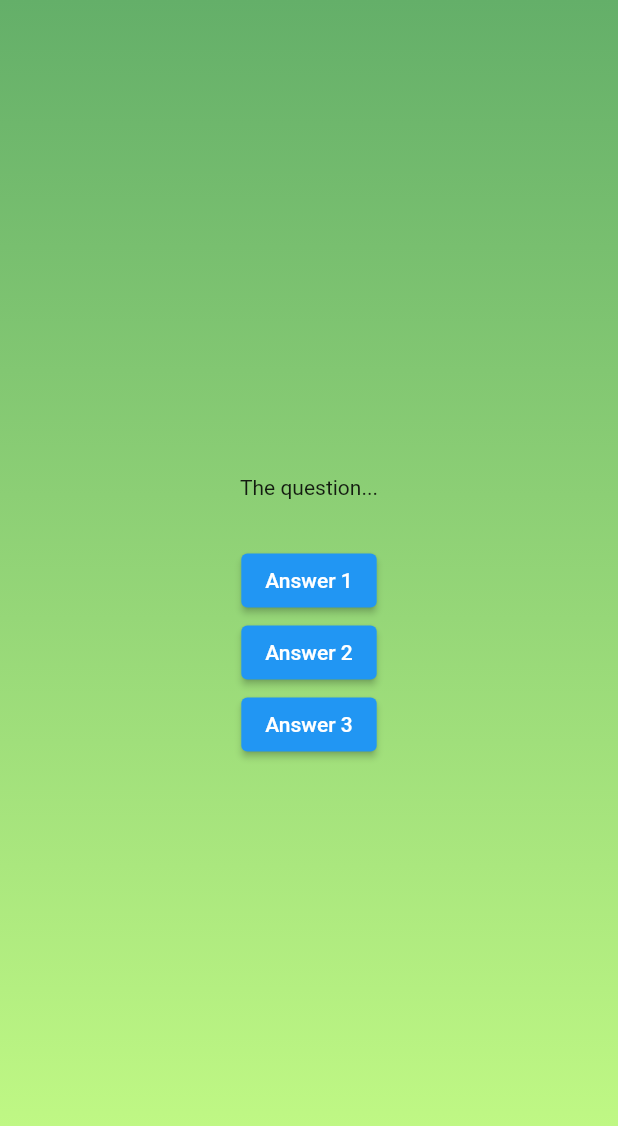
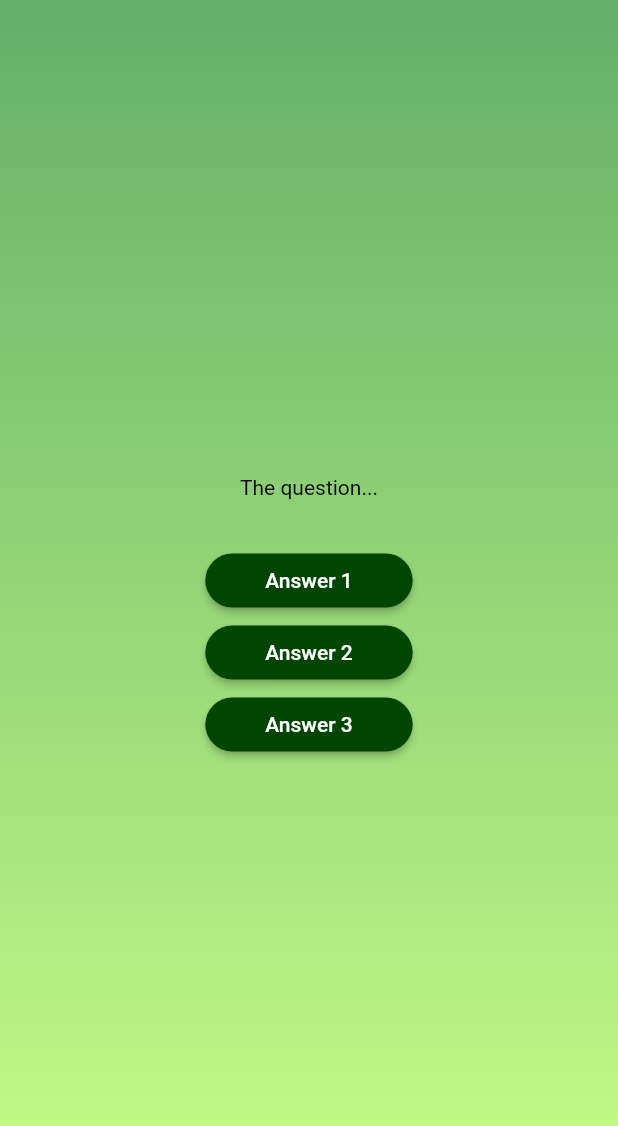
Before and after one commit to Chloe-R-Rowley/quiz_app, a Flutter app: the screen it shows after launch, after a tap on "Start Quiz", on a phone screen of 412 x 824 dp. Shown: the top 1126 px of the screen. Run offline on Flutter 3.47's test engine with Material 2 defaults, Android fonts, the phone set to English and light mode, and no system bars.

Commit message:
added button style

```diff
--- /dev/null
+++ b/lib/answer_button.dart
@@ -0,0 +1,28 @@
+import 'package:flutter/material.dart';
+
+class AnswerButton extends StatelessWidget {
+  const AnswerButton({
+    super.key,
+    required this.answerText,
+    required this.onTap,
+  });
+
+  final String answerText;
+  final void Function() onTap;
+  @override
+  Widget build(BuildContext context) {
+    // TODO: implement build
+    return ElevatedButton(
+      onPressed: onTap,
+      style: ElevatedButton.styleFrom(
+        padding: const EdgeInsets.symmetric(vertical: 10, horizontal: 40),
+        backgroundColor: const Color.fromARGB(255, 0, 70, 2),
+        foregroundColor: Colors.white,
+        shape: RoundedRectangleBorder(
+          borderRadius: BorderRadius.circular(40),
+        ),
+      ),
+      child: Text(answerText),
+    );
+  }
+}
--- a/lib/questions_screen.dart
+++ b/lib/questions_screen.dart
@@ -1,4 +1,5 @@
 import 'package:flutter/material.dart';
+import 'package:quiz_app/answer_button.dart';
 
 class QuestionsScreen extends StatefulWidget {
   const QuestionsScreen({super.key});
@@ -18,19 +19,22 @@ class _QuestionsScreen extends State<QuestionsScreen> {
       child: Column(
         mainAxisAlignment: MainAxisAlignment.center,
         children: [
-          const Text('The question...'),
+          const Text(
+            'The question...',
+            style: TextStyle(color: Colors.black),
+          ),
           const SizedBox(height: 30),
-          ElevatedButton(
-            onPressed: () {},
-            child: const Text('Answer 1'),
+          AnswerButton(
+            answerText: 'Answer 1',
+            onTap: () {},
           ),
-          ElevatedButton(
-            onPressed: () {},
-            child: const Text('Answer 2'),
+          AnswerButton(
+            answerText: 'Answer 2',
+            onTap: () {},
           ),
-          ElevatedButton(
-            onPressed: () {},
-            child: const Text('Answer 3'),
+          AnswerButton(
+            answerText: 'Answer 3',
+            onTap: () {},
           ),
         ],
       ),
```
